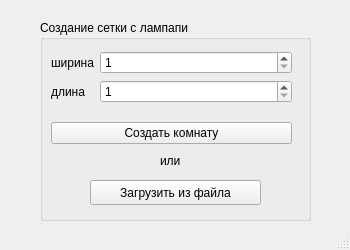
AlexandrNemashkalo/Indoor-Ighting-Calculator, file mainwindow.ui: the form before one commit.
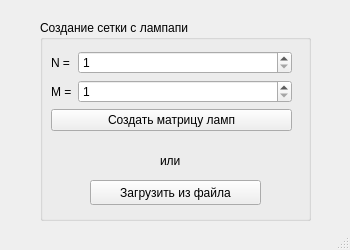
The form after the commit.

Patch:
```diff
--- a/mainwindow.ui
+++ b/mainwindow.ui
@@ -64,13 +64,13 @@
       <string>или</string>
      </property>
     </widget>
-    <widget class="QWidget" name="">
+    <widget class="QWidget" name="layoutWidget">
      <property name="geometry">
       <rect>
        <x>11</x>
        <y>31</y>
        <width>241</width>
-       <height>93</height>
+       <height>169</height>
       </rect>
      </property>
      <layout class="QVBoxLayout" name="verticalLayout">
@@ -79,7 +79,7 @@
         <item row="0" column="0">
          <widget class="QLabel" name="Label">
           <property name="text">
-           <string>ширина</string>
+           <string>N =</string>
           </property>
          </widget>
         </item>
@@ -117,7 +117,7 @@
         <item row="1" column="0">
          <widget class="QLabel" name="Label_2">
           <property name="text">
-           <string>длина</string>
+           <string>M =</string>
           </property>
          </widget>
         </item>
@@ -131,14 +131,14 @@
           </property>
          </widget>
         </item>
-       </layout>
-      </item>
-      <item>
+        <item row="2" column="0" colspan="2">
        <widget class="QPushButton" name="CreateMatrixButton">
         <property name="text">
-         <string>Создать комнату</string>
-        </property>
-       </widget>
+           <string>Создать матрицу ламп</string>
+          </property>
+         </widget>
+        </item>
+       </layout>
       </item>
      </layout>
     </widget>
```
Lines whose indentation alone changed are shown as unchanged.
